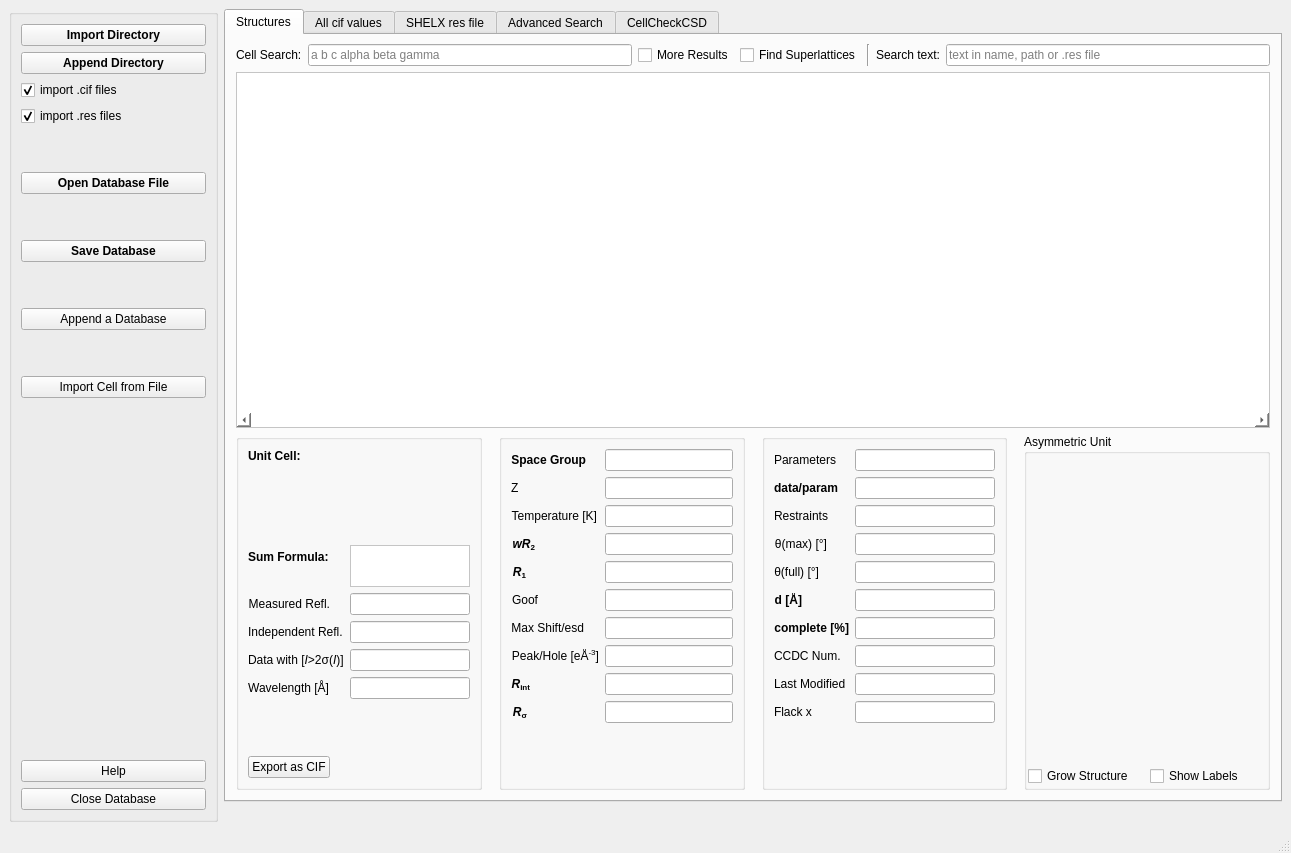
Before: the Qt Designer form src/structurefinder/gui/strf_main.ui in dkratzert/StructureFinder, drawn with Qt 5.
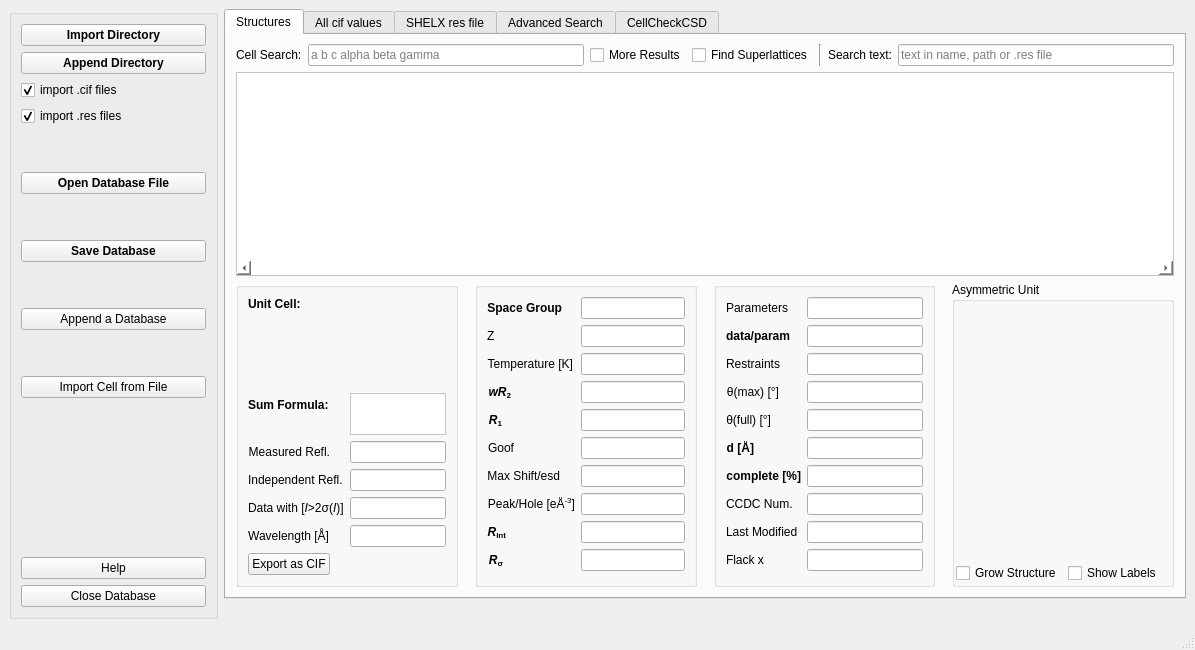
After: the same form once the commit is applied. Custom widgets are drawn as their Qt base class.

What changed in the file:
```diff
--- a/src/structurefinder/gui/strf_main.ui
+++ b/src/structurefinder/gui/strf_main.ui
@@ -3,14 +3,6 @@
  <author>Daniel Kratzert</author>
  <class>stdbMainwindow</class>
  <widget class="QMainWindow" name="stdbMainwindow">
-  <property name="geometry">
-   <rect>
-    <x>0</x>
-    <y>0</y>
-    <width>1291</width>
-    <height>853</height>
-   </rect>
-  </property>
   <property name="windowTitle">
    <string>StructureFinder</string>
   </property>
@@ -1230,7 +1222,7 @@
               <property name="sizePolicy">
                <sizepolicy hsizetype="Expanding" vsizetype="Expanding">
                 <horstretch>0</horstretch>
-                <verstretch>3</verstretch>
+                <verstretch>4</verstretch>
                </sizepolicy>
               </property>
               <property name="statusTip">
@@ -1248,9 +1240,6 @@
               <property name="horizontalScrollBarPolicy">
                <enum>Qt::ScrollBarAlwaysOn</enum>
               </property>
-              <property name="sizeAdjustPolicy">
-               <enum>QAbstractScrollArea::AdjustIgnored</enum>
-              </property>
               <property name="autoScroll">
                <bool>true</bool>
               </property>
@@ -1281,6 +1270,9 @@
               <property name="sortingEnabled">
                <bool>true</bool>
               </property>
+              <property name="wordWrap">
+               <bool>false</bool>
+              </property>
               <attribute name="horizontalHeaderCascadingSectionResizes">
                <bool>true</bool>
               </attribute>
```
Left out of the diff: 6 changed lines with no effect on the pictures.
